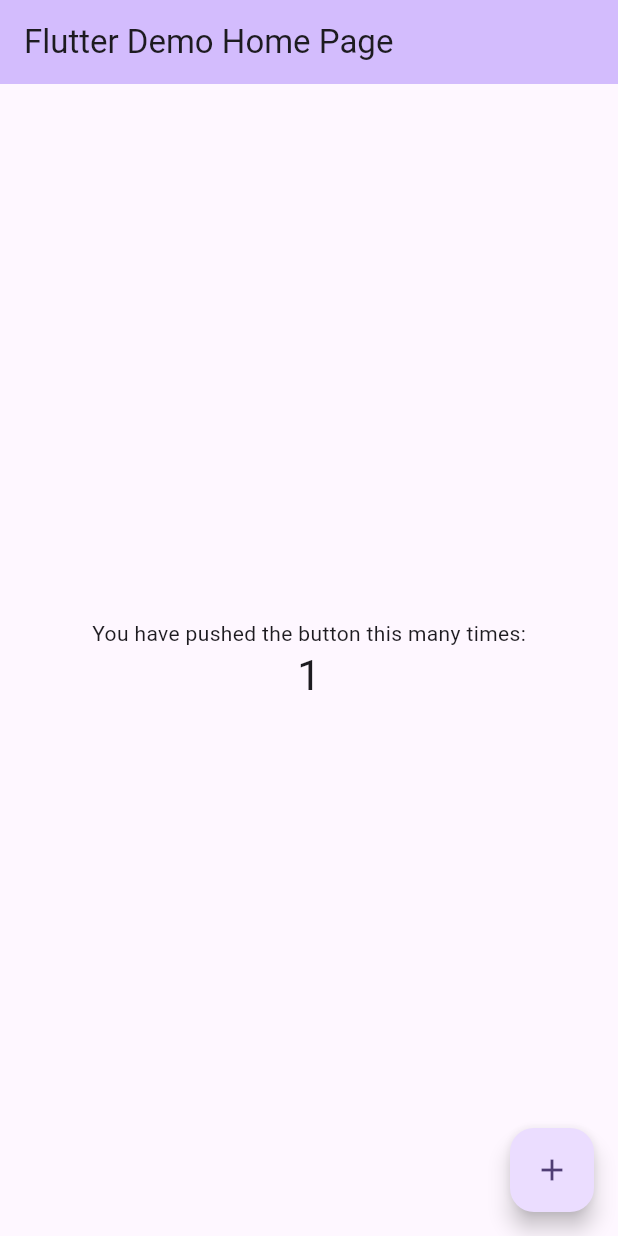
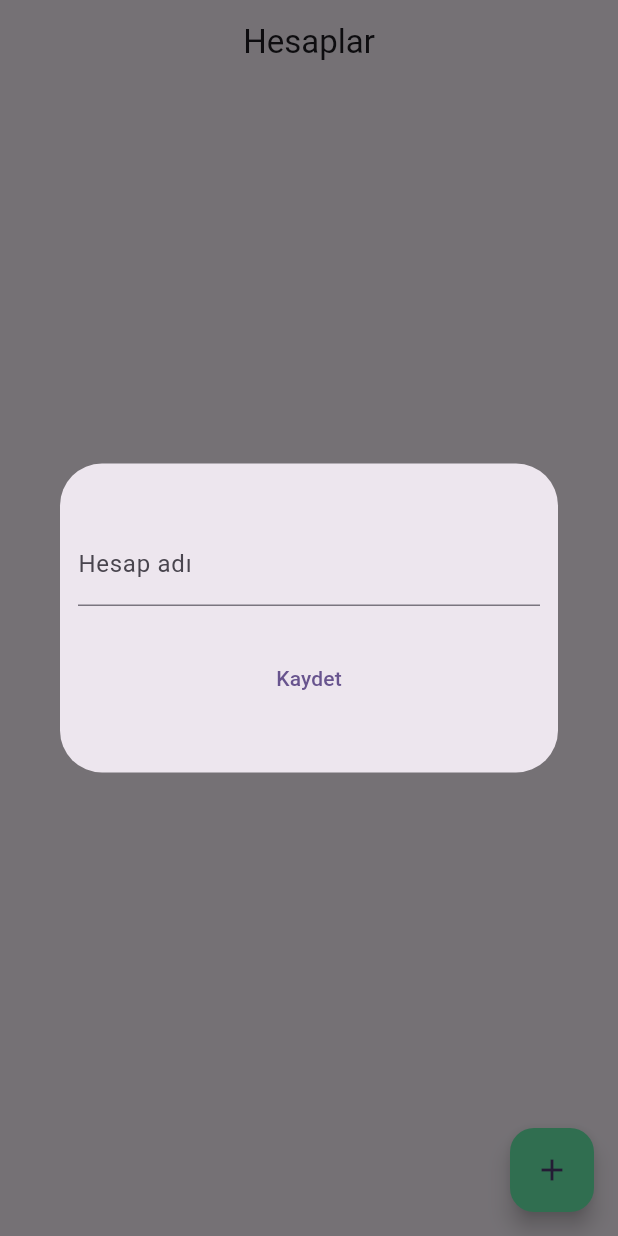
Before and after one commit to flutterankara/Finance-App, a Flutter app: the screen it shows after launch, after a tap on the "add" icon, on a phone screen of 412 x 824 dp. Run offline on Flutter 3.47's test engine with Material 3 defaults, Android fonts, the phone set to English and light mode, and no system bars.

Commit message:
AccountPage added

```diff
--- a/lib/main.dart
+++ b/lib/main.dart
@@ -1,3 +1,4 @@
+import 'package:app/screens/accounts/accounts_page.dart';
 import 'package:flutter/material.dart';
 
 void main() {
@@ -13,113 +14,10 @@
     return MaterialApp(
       title: 'Flutter Demo',
       theme: ThemeData(
-        // This is the theme of your application.
-        //
-        // TRY THIS: Try running your application with "flutter run". You'll see
-        // the application has a purple toolbar. Then, without quitting the app,
-        // try changing the seedColor in the colorScheme below to Colors.green
-        // and then invoke "hot reload" (save your changes or press the "hot
-        // reload" button in a Flutter-supported IDE, or press "r" if you used
-        // the command line to start the app).
-        //
-        // Notice that the counter didn't reset back to zero; the application
-        // state is not lost during the reload. To reset the state, use hot
-        // restart instead.
-        //
-        // This works for code too, not just values: Most code changes can be
-        // tested with just a hot reload.
         colorScheme: ColorScheme.fromSeed(seedColor: Colors.deepPurple),
         useMaterial3: true,
       ),
-      home: const MyHomePage(title: 'Flutter Demo Home Page'),
+      home: const AccountsPage(),
     );
   }
 }
-
-class MyHomePage extends StatefulWidget {
-  const MyHomePage({super.key, required this.title});
-
-  // This widget is the home page of your application. It is stateful, meaning
-  // that it has a State object (defined below) that contains fields that affect
-  // how it looks.
-
-  // This class is the configuration for the state. It holds the values (in this
-  // case the title) provided by the parent (in this case the App widget) and
-  // used by the build method of the State. Fields in a Widget subclass are
-  // always marked "final".
-
-  final String title;
-
-  @override
-  State<MyHomePage> createState() => _MyHomePageState();
-}
-
-class _MyHomePageState extends State<MyHomePage> {
-  int _counter = 0;
-
-  void _incrementCounter() {
-    setState(() {
-      // This call to setState tells the Flutter framework that something has
-      // changed in this State, which causes it to rerun the build method below
-      // so that the display can reflect the updated values. If we changed
-      // _counter without calling setState(), then the build method would not be
-      // called again, and so nothing would appear to happen.
-      _counter++;
-    });
-  }
-
-  @override
-  Widget build(BuildContext context) {
-    // This method is rerun every time setState is called, for instance as done
-    // by the _incrementCounter method above.
-    //
-    // The Flutter framework has been optimized to make rerunning build methods
-    // fast, so that you can just rebuild anything that needs updating rather
-    // than having to individually change instances of widgets.
-    return Scaffold(
-      appBar: AppBar(
-        // TRY THIS: Try changing the color here to a specific color (to
-        // Colors.amber, perhaps?) and trigger a hot reload to see the AppBar
-        // change color while the other colors stay the same.
-        backgroundColor: Theme.of(context).colorScheme.inversePrimary,
-        // Here we take the value from the MyHomePage object that was created by
-        // the App.build method, and use it to set our appbar title.
-        title: Text(widget.title),
-      ),
-      body: Center(
-        // Center is a layout widget. It takes a single child and positions it
-        // in the middle of the parent.
-        child: Column(
-          // Column is also a layout widget. It takes a list of children and
-          // arranges them vertically. By default, it sizes itself to fit its
-          // children horizontally, and tries to be as tall as its parent.
-          //
-          // Column has various properties to control how it sizes itself and
-          // how it positions its children. Here we use mainAxisAlignment to
-          // center the children vertically; the main axis here is the vertical
-          // axis because Columns are vertical (the cross axis would be
-          // horizontal).
-          //
-          // TRY THIS: Invoke "debug painting" (choose the "Toggle Debug Paint"
-          // action in the IDE, or press "p" in the console), to see the
-          // wireframe for each widget.
-          mainAxisAlignment: MainAxisAlignment.center,
-          children: <Widget>[
-            const Text(
-              'You have pushed the button this many times:',
-            ),
-            Text(
-              '$_counter',
-              style: Theme.of(context).textTheme.headlineMedium,
-            ),
-          ],
-        ),
-      ),
-      floatingActionButton: FloatingActionButton(
-        onPressed: _incrementCounter,
-        tooltip: 'Increment',
-        child: const Icon(Icons.add),
-      ), // This trailing comma makes auto-formatting nicer for build methods.
-    );
-  }
-}
--- /dev/null
+++ b/lib/models/account_model.dart
@@ -0,0 +1,26 @@
+import 'dart:convert';
+
+class AccountModel {
+  final String title;
+
+  AccountModel({
+    required this.title,
+  });
+
+  Map<String, dynamic> toMap() {
+    return {
+      'title': title,
+    };
+  }
+
+  factory AccountModel.fromMap(Map<String, dynamic> map) {
+    return AccountModel(
+      title: map['title'] ?? '',
+    );
+  }
+
+  String toJson() => json.encode(toMap());
+
+  factory AccountModel.fromJson(String source) =>
+      AccountModel.fromMap(json.decode(source));
+}
--- /dev/null
+++ b/lib/screens/accounts/accounts_page.dart
@@ -0,0 +1,46 @@
+import 'dart:math';
+
+import 'package:app/screens/accounts/controllers/accounts_page_controller.dart';
+import 'package:app/screens/accounts/widgets/account_dashboard_card.dart';
+import 'package:app/screens/accounts/widgets/add_account_button.dart';
+import 'package:flutter/material.dart';
+import 'package:provider/provider.dart';
+
+class AccountsPage extends StatelessWidget {
+  const AccountsPage({super.key});
+
+  @override
+  Widget build(BuildContext context) {
+    return ChangeNotifierProvider(
+        create: (context) => AccountPageController(),
+        builder: (context, _) {
+          return Builder(builder: (context) {
+            final controller = context.watch<AccountPageController>();
+            return Scaffold(
+              appBar: AppBar(
+                title: const Text('Hesaplar'),
+                centerTitle: true,
+              ),
+              floatingActionButton: const AddAccountButton(),
+              body: ListView(
+                padding: const EdgeInsets.all(12),
+                children: List.generate(
+                  controller.accounts.length,
+                  (index) => Column(
+                    children: [
+                      AccountDashboardCard(
+                        title: controller.accounts[index].title,
+                        color: Color(Random().nextInt(2000000000)),
+                      ),
+                      const SizedBox(
+                        height: 12,
+                      ),
+                    ],
+                  ),
+                ),
+              ),
+            );
+          });
+        });
+  }
+}
--- /dev/null
+++ b/lib/screens/accounts/controllers/accounts_page_controller.dart
@@ -0,0 +1,13 @@
+import 'package:app/models/account_model.dart';
+import 'package:flutter/material.dart';
+
+class AccountPageController extends ChangeNotifier {
+  List<AccountModel> accounts = [];
+
+  void addAccount({
+    required AccountModel model,
+  }) {
+    accounts.add(model);
+    notifyListeners();
+  }
+}
--- /dev/null
+++ b/lib/screens/accounts/widgets/account_dashboard_card.dart
@@ -0,0 +1,33 @@
+import 'package:flutter/material.dart';
+
+/// Account page'indeki dashboard cardları
+class AccountDashboardCard extends StatelessWidget {
+  const AccountDashboardCard({
+    super.key,
+    required this.title,
+    this.color = Colors.grey,
+  });
+
+  final String title;
+  final Color color;
+
+  @override
+  Widget build(BuildContext context) {
+    final mediaSize = MediaQuery.of(context).size;
+    return Container(
+      width: mediaSize.width,
+      height: mediaSize.width / 2,
+      padding: const EdgeInsets.all(12),
+      decoration: BoxDecoration(
+        color: color,
+        borderRadius: BorderRadius.circular(12),
+      ),
+      child: Column(
+        crossAxisAlignment: CrossAxisAlignment.start,
+        children: [
+          Text(title),
+        ],
+      ),
+    );
+  }
+}
--- /dev/null
+++ b/lib/screens/accounts/widgets/add_account_button.dart
@@ -0,0 +1,33 @@
+import 'package:app/models/account_model.dart';
+import 'package:app/screens/accounts/controllers/accounts_page_controller.dart';
+import 'package:app/screens/accounts/widgets/add_account_dialog.dart';
+import 'package:flutter/material.dart';
+import 'package:provider/provider.dart';
+
+class AddAccountButton extends StatelessWidget {
+  const AddAccountButton({super.key});
+
+  @override
+  Widget build(BuildContext context) {
+    return FloatingActionButton(
+      backgroundColor: Colors.greenAccent,
+      onPressed: () async {
+        final result = await showDialog<String?>(
+          context: context,
+          builder: (context) {
+            return const AddAccountDialog();
+          },
+        );
+
+        if (result != null && context.mounted) {
+          context.read<AccountPageController>().addAccount(
+                model: AccountModel(
+                  title: result,
+                ),
+              );
+        }
+      },
+      child: const Icon(Icons.add),
+    );
+  }
+}
--- /dev/null
+++ b/lib/screens/accounts/widgets/add_account_dialog.dart
@@ -0,0 +1,44 @@
+import 'package:flutter/material.dart';
+
+class AddAccountDialog extends StatefulWidget {
+  const AddAccountDialog({super.key});
+
+  @override
+  State<AddAccountDialog> createState() => _AddAccountDialogState();
+}
+
+class _AddAccountDialogState extends State<AddAccountDialog> {
+  TextEditingController nameController = TextEditingController();
+  @override
+  Widget build(BuildContext context) {
+    final mediaSize = MediaQuery.of(context).size;
+    return Dialog(
+      child: Container(
+        height: mediaSize.width / 2,
+        padding: const EdgeInsets.all(12),
+        child: Column(
+          mainAxisAlignment: MainAxisAlignment.center,
+          children: [
+            TextField(
+              controller: nameController,
+              decoration: const InputDecoration(
+                label: Text(
+                  'Hesap adı',
+                ),
+              ),
+            ),
+            const SizedBox(
+              height: 24,
+            ),
+            TextButton(
+              onPressed: () {
+                Navigator.of(context).pop(nameController.text);
+              },
+              child: const Text('Kaydet'),
+            ),
+          ],
+        ),
+      ),
+    );
+  }
+}
```
Also changed, not shown: pubspec.yaml (+3 -4 lines), pubspec.lock.
